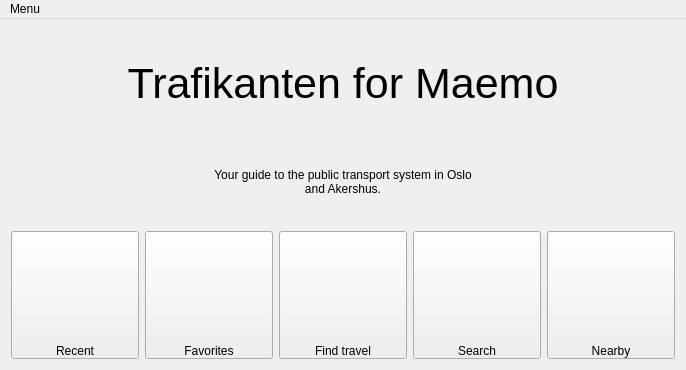
Old version of the form trafikantenwindow.ui in the repository dragly/trafikanten-maemo.
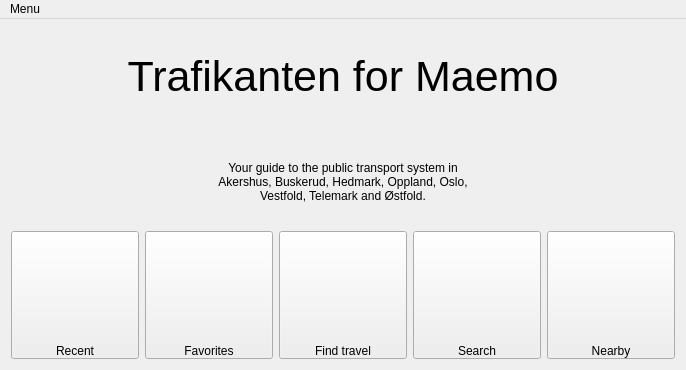
New version of the form. Icons and pictures are not drawn.

```diff
--- a/trafikantenwindow.ui
+++ b/trafikantenwindow.ui
@@ -170,7 +170,7 @@
       <item>
        <widget class="QLabel" name="label">
         <property name="text">
-         <string>Your guide to the public transport system in Oslo and Akershus.</string>
+         <string>Your guide to the public transport system in Akershus, Buskerud, Hedmark, Oppland, Oslo, Vestfold, Telemark and Østfold.</string>
         </property>
         <property name="alignment">
          <set>Qt::AlignCenter</set>
```
Left out of the diff: 2 changed lines with no effect on the pictures.
